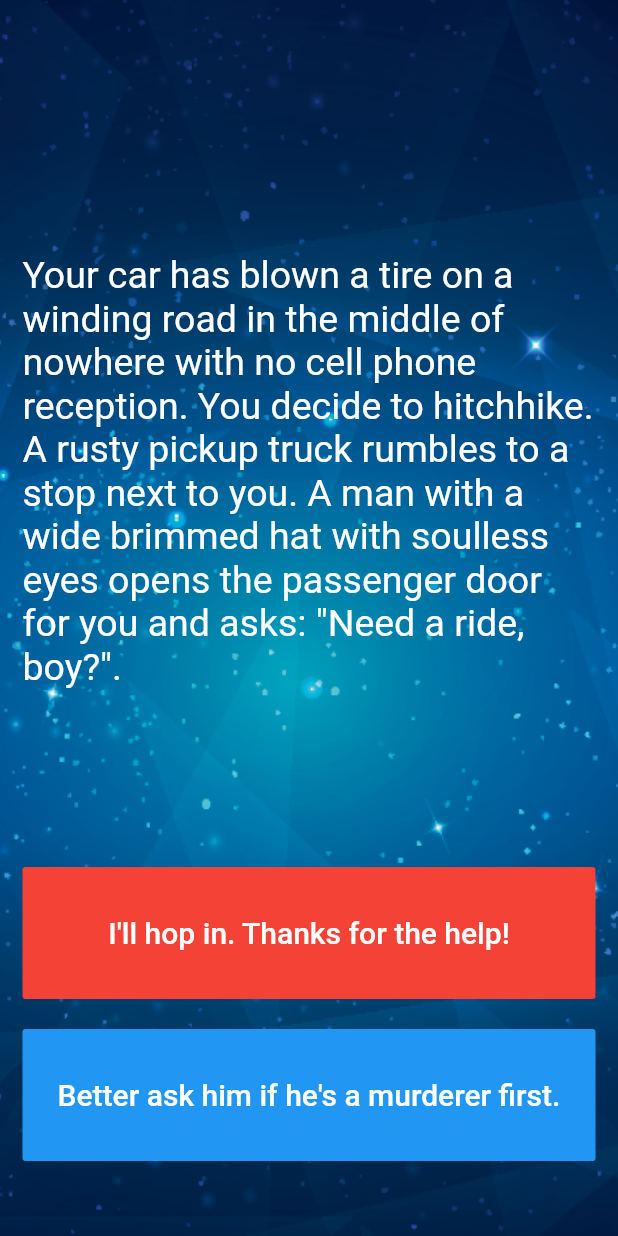
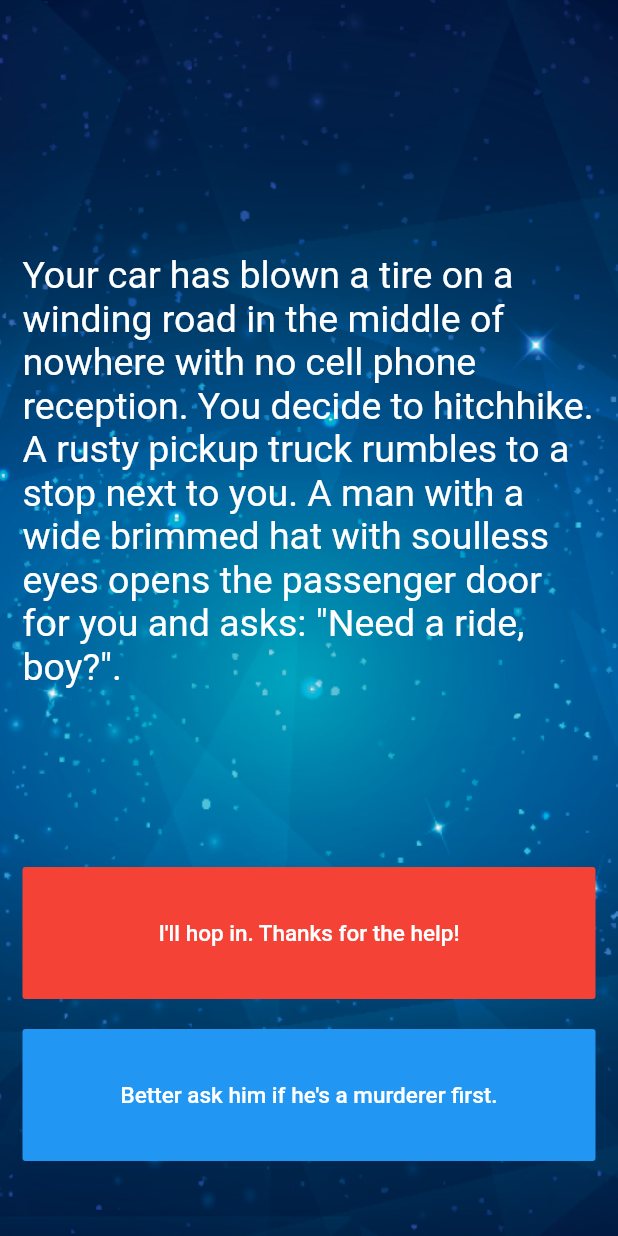
Before and after one commit to mensur056/Flutter_learning, a Flutter app: the screen it shows after launch, on a phone screen of 412 x 824 dp. Run offline on Flutter 3.47's test engine with Material 2 defaults, Android fonts, the phone set to English and light mode, and no system bars; our stand-ins replace audioplayers.

Commit message:
Boss Level Challenge 2

```diff
--- a/destini/lib/main.dart
+++ b/destini/lib/main.dart
@@ -66,7 +66,7 @@ class _StoryPageState extends State<StoryPage> {
 
                     storyBrain.getChoice1(),
                     style: TextStyle(
-                      fontSize: 20.0,
+                      fontSize: 15.0,
                     ),
                   ),
                 ),
@@ -87,7 +87,7 @@ class _StoryPageState extends State<StoryPage> {
 
                       storyBrain.getChoice2(),
                       style: TextStyle(
-                        fontSize: 20.0,
+                        fontSize: 15.0,
                       ),
                     ),
                   ),
```
